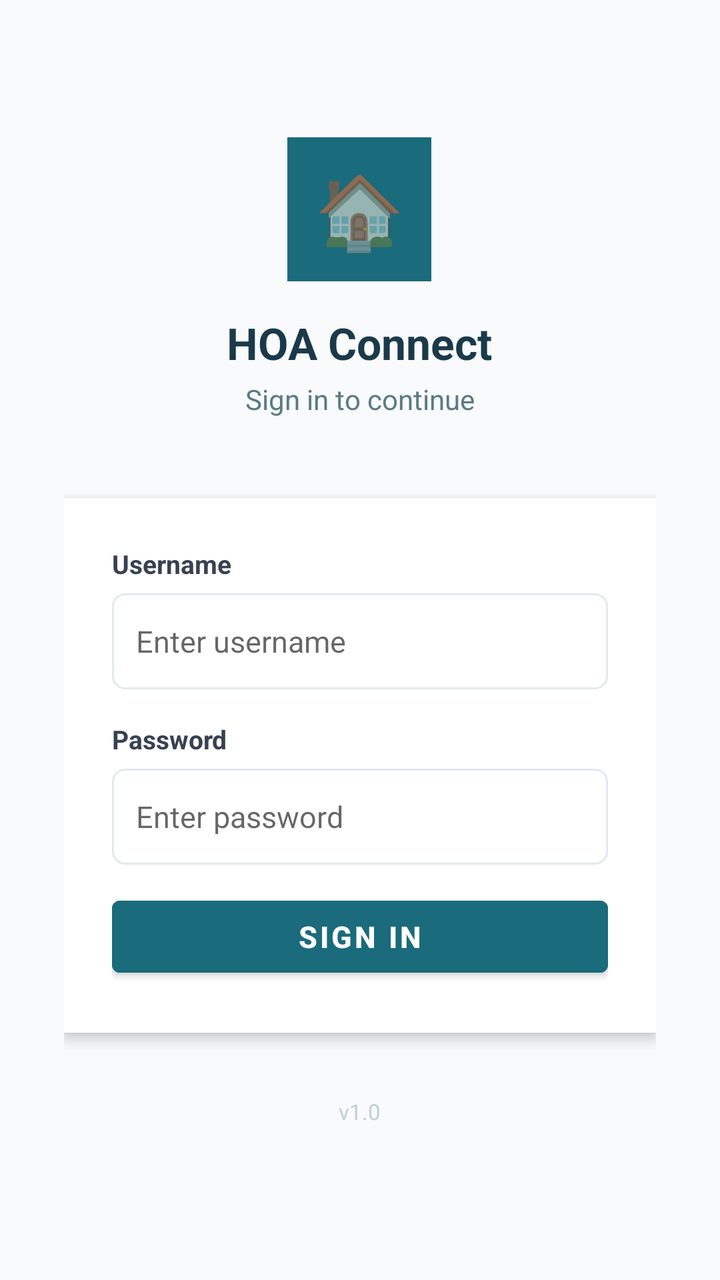
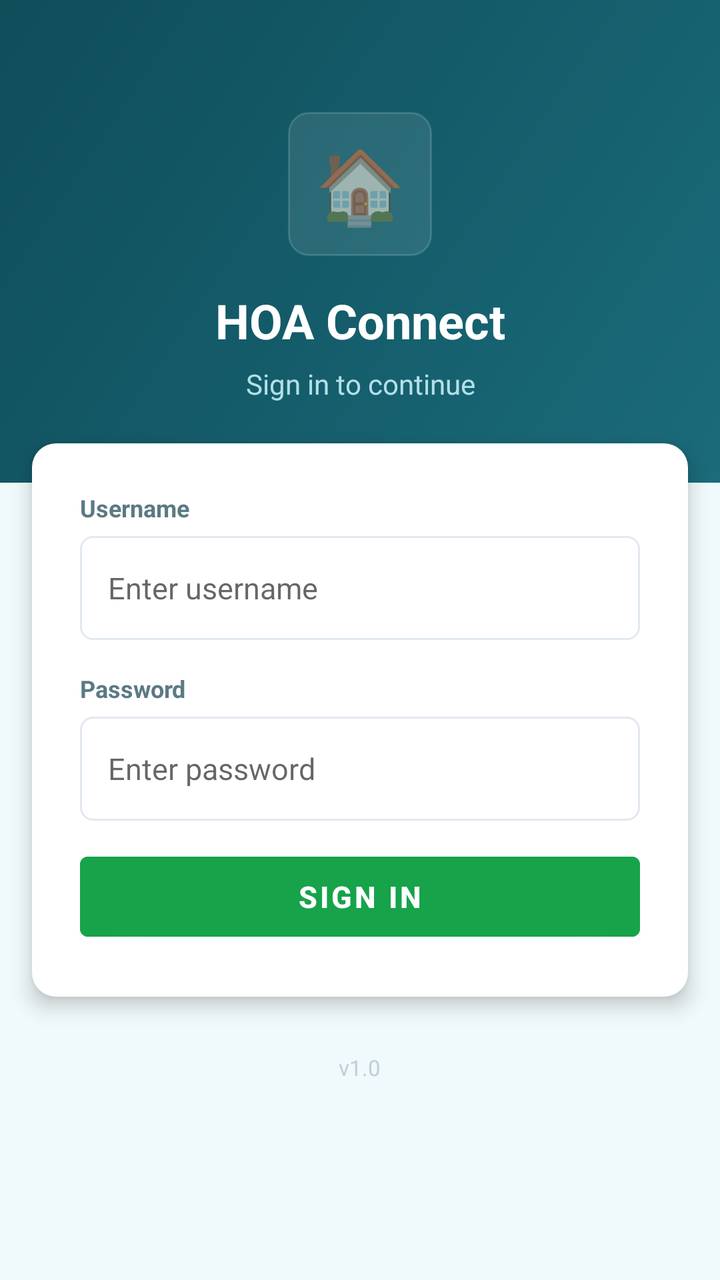

Before-and-after screenshots of an Android layout around one commit, followed by the original layout XML and the change that was made.
<!-- AndroidManifest.xml: application theme Theme.HOAPaymentChecker -->
<!-- res/layout/fragment_login.xml -->
<?xml version="1.0" encoding="utf-8"?>
<ScrollView
    xmlns:android="http://schemas.android.com/apk/res/android"
    android:layout_width="match_parent"
    android:layout_height="match_parent"
    android:fillViewport="true"
    android:background="#F8FAFC">

    <LinearLayout
        android:layout_width="match_parent"
        android:layout_height="wrap_content"
        android:orientation="vertical"
        android:gravity="center"
        android:padding="32dp"
        android:paddingTop="64dp"
        android:paddingBottom="64dp">

        
        <LinearLayout
            android:id="@+id/ll_logo"
            android:layout_width="wrap_content"
            android:layout_height="wrap_content"
            android:orientation="vertical"
            android:gravity="center"
            android:layout_marginBottom="40dp">

            <TextView
                android:layout_width="72dp"
                android:layout_height="72dp"
                android:background="#1A6B7B"
                android:text="🏠"
                android:textSize="36sp"
                android:gravity="center"
                android:layout_gravity="center"
                android:layout_marginBottom="16dp" />

            <TextView
                android:layout_width="wrap_content"
                android:layout_height="wrap_content"
                android:text="HOA Connect"
                android:textSize="22sp"
                android:textStyle="bold"
                android:textColor="#1A3A4A"
                android:gravity="center" />

            <TextView
                android:id="@+id/tv_subtitle"
                android:layout_width="wrap_content"
                android:layout_height="wrap_content"
                android:text="Sign in to continue"
                android:textSize="14sp"
                android:textColor="#5A7A84"
                android:gravity="center"
                android:layout_marginTop="4dp" />
        </LinearLayout>

        
        <LinearLayout
            android:id="@+id/ll_login_card"
            android:layout_width="match_parent"
            android:layout_height="wrap_content"
            android:orientation="vertical"
            android:background="@android:color/white"
            android:padding="24dp"
            android:elevation="4dp">

            
            <TextView
                android:layout_width="wrap_content"
                android:layout_height="wrap_content"
                android:text="Username"
                android:textSize="13sp"
                android:textStyle="bold"
                android:textColor="#374151"
                android:layout_marginBottom="6dp" />

            <EditText
                android:id="@+id/et_username"
                android:layout_width="match_parent"
                android:layout_height="48dp"
                android:background="@drawable/input_background"
                android:paddingStart="12dp"
                android:paddingEnd="12dp"
                android:hint="Enter username"
                android:textSize="15sp"
                android:inputType="text"
                android:imeOptions="actionNext"
                android:layout_marginBottom="16dp" />

            
            <TextView
                android:layout_width="wrap_content"
                android:layout_height="wrap_content"
                android:text="Password"
                android:textSize="13sp"
                android:textStyle="bold"
                android:textColor="#374151"
                android:layout_marginBottom="6dp" />

            <EditText
                android:id="@+id/et_password"
                android:layout_width="match_parent"
                android:layout_height="48dp"
                android:background="@drawable/input_background"
                android:paddingStart="12dp"
                android:paddingEnd="12dp"
                android:hint="Enter password"
                android:textSize="15sp"
                android:inputType="textPassword"
                android:imeOptions="actionDone"
                android:layout_marginBottom="8dp" />

            
            <TextView
                android:id="@+id/tv_error"
                android:layout_width="match_parent"
                android:layout_height="wrap_content"
                android:text=""
                android:textSize="13sp"
                android:textColor="#DC2626"
                android:layout_marginBottom="16dp"
                android:visibility="gone" />

            
            <Button
                android:id="@+id/btn_login"
                android:layout_width="match_parent"
                android:layout_height="48dp"
                android:text="Sign In"
                android:textSize="15sp"
                android:textStyle="bold"
                android:backgroundTint="#1A6B7B"
                android:layout_marginTop="4dp" />

        </LinearLayout>

        
        <TextView
            android:id="@+id/tv_version_tap"
            android:layout_width="wrap_content"
            android:layout_height="wrap_content"
            android:text="v1.0"
            android:textSize="11sp"
            android:textColor="#C0D0D4"
            android:layout_marginTop="24dp"
            android:padding="8dp" />

        
        <LinearLayout
            android:id="@+id/ll_demo_section"
            android:layout_width="match_parent"
            android:layout_height="wrap_content"
            android:orientation="vertical"
            android:layout_marginTop="32dp"
            android:background="#1A3A4A"
            android:padding="20dp"
            android:visibility="gone">

            <TextView
                android:layout_width="wrap_content"
                android:layout_height="wrap_content"
                android:text="TRY A DEMO ACCOUNT"
                android:textSize="11sp"
                android:textStyle="bold"
                android:textColor="#2A9DB5"
                android:letterSpacing="0.1"
                android:layout_marginBottom="4dp" />

            <TextView
                android:layout_width="wrap_content"
                android:layout_height="wrap_content"
                android:text="Explore the app without creating an account"
                android:textSize="12sp"
                android:textColor="#8AB4BC"
                android:layout_marginBottom="16dp" />

            <Button
                android:id="@+id/btn_demo_homeowner"
                android:layout_width="match_parent"
                android:layout_height="44dp"
                android:text="🏠  Demo as Homeowner"
                android:textSize="13sp"
                android:textStyle="bold"
                android:backgroundTint="#3E9142"
                android:layout_marginBottom="8dp" />

            <Button
                android:id="@+id/btn_demo_guard"
                android:layout_width="match_parent"
                android:layout_height="44dp"
                android:text="🛡️  Demo as Guard"
                android:textSize="13sp"
                android:textStyle="bold"
                android:backgroundTint="#D97706" />

        </LinearLayout>

    </LinearLayout>
</ScrollView>
<!-- resources referenced by this layout -->
<resources>
  <!-- drawable input_background (drawable) -->
  <?xml version="1.0" encoding="utf-8"?>
  <shape xmlns:android="http://schemas.android.com/apk/res/android"
      android:shape="rectangle">
      <solid android:color="#FFFFFF" />
      <stroke
          android:width="1dp"
          android:color="#E2E8F0" />
      <corners android:radius="6dp" />
  </shape>
  <style name="Theme.HOAPaymentChecker" parent="Theme.MaterialComponents.DayNight.NoActionBar">
          <item name="colorPrimary">@color/colorPrimary</item>
          <item name="colorPrimaryVariant">@color/colorPrimaryVariant</item>
          <item name="colorOnPrimary">@color/colorOnPrimary</item>
          <item name="colorSecondary">@color/colorSecondary</item>
          <item name="colorOnSecondary">@color/colorOnSecondary</item>
          <item name="android:colorBackground">@color/colorBackground</item>
          <item name="android:statusBarColor">@color/colorPrimary</item>
          <item name="android:windowLightStatusBar">false</item>
      </style>
  <color name="colorPrimary">#1A6B7B</color>
  <color name="colorPrimaryVariant">#0F4D59</color>
  <color name="colorOnPrimary">#FFFFFF</color>
  <color name="colorSecondary">#2A9DB5</color>
  <color name="colorOnSecondary">#FFFFFF</color>
  <color name="colorBackground">#F0F9FB</color>
</resources>

<!-- the commit's change to res/layout/fragment_login.xml (unified diff, before → after) -->
@@ -4,30 +4,29 @@
     android:layout_width="match_parent"
     android:layout_height="match_parent"
     android:fillViewport="true"
-    android:background="#F8FAFC">
+    android:background="#F0F9FB">
 
     <LinearLayout
         android:layout_width="match_parent"
         android:layout_height="wrap_content"
-        android:orientation="vertical"
-        android:gravity="center"
-        android:padding="32dp"
-        android:paddingTop="64dp"
-        android:paddingBottom="64dp">
+        android:orientation="vertical">
 
         
         <LinearLayout
-            android:id="@+id/ll_logo"
-            android:layout_width="wrap_content"
+            android:layout_width="match_parent"
             android:layout_height="wrap_content"
+            android:background="@drawable/gradient_header"
             android:orientation="vertical"
             android:gravity="center"
-            android:layout_marginBottom="40dp">
+            android:paddingTop="56dp"
+            android:paddingBottom="40dp"
+            android:paddingStart="32dp"
+            android:paddingEnd="32dp">
 
             <TextView
                 android:layout_width="72dp"
                 android:layout_height="72dp"
-                android:background="#1A6B7B"
+                android:background="@drawable/announcement_card_bg"
                 android:text="🏠"
                 android:textSize="36sp"
                 android:gravity="center"
@@ -38,9 +37,9 @@
                 android:layout_width="wrap_content"
                 android:layout_height="wrap_content"
                 android:text="HOA Connect"
-                android:textSize="22sp"
+                android:textSize="24sp"
                 android:textStyle="bold"
-                android:textColor="#1A3A4A"
+                android:textColor="#FFFFFF"
                 android:gravity="center" />
 
             <TextView
@@ -49,9 +48,9 @@
                 android:layout_height="wrap_content"
                 android:text="Sign in to continue"
                 android:textSize="14sp"
-                android:textColor="#5A7A84"
+                android:textColor="#B2E0E8"
                 android:gravity="center"
-                android:layout_marginTop="4dp" />
+                android:layout_marginTop="6dp" />
         </LinearLayout>
 
         
@@ -60,57 +59,57 @@
             android:layout_width="match_parent"
             android:layout_height="wrap_content"
             android:orientation="vertical"
-            android:background="@android:color/white"
+            android:background="@drawable/rounded_card"
             android:padding="24dp"
-            android:elevation="4dp">
+            android:layout_marginStart="16dp"
+            android:layout_marginEnd="16dp"
+            android:layout_marginTop="-20dp"
+            android:elevation="6dp">
 
-            
             <TextView
                 android:layout_width="wrap_content"
                 android:layout_height="wrap_content"
                 android:text="Username"
-                android:textSize="13sp"
+                android:textSize="12sp"
                 android:textStyle="bold"
-                android:textColor="#374151"
+                android:textColor="#5A7A84"
                 android:layout_marginBottom="6dp" />
 
             <EditText
                 android:id="@+id/et_username"
                 android:layout_width="match_parent"
-                android:layout_height="48dp"
+                android:layout_height="52dp"
                 android:background="@drawable/input_background"
-                android:paddingStart="12dp"
-                android:paddingEnd="12dp"
+                android:paddingStart="14dp"
+                android:paddingEnd="14dp"
                 android:hint="Enter username"
                 android:textSize="15sp"
                 android:inputType="text"
                 android:imeOptions="actionNext"
                 android:layout_marginBottom="16dp" />
 
-            
             <TextView
                 android:layout_width="wrap_content"
                 android:layout_height="wrap_content"
                 android:text="Password"
-                android:textSize="13sp"
+                android:textSize="12sp"
                 android:textStyle="bold"
-                android:textColor="#374151"
+                android:textColor="#5A7A84"
                 android:layout_marginBottom="6dp" />
 
             <EditText
                 android:id="@+id/et_password"
                 android:layout_width="match_parent"
-                android:layout_height="48dp"
+                android:layout_height="52dp"
                 android:background="@drawable/input_background"
-                android:paddingStart="12dp"
-                android:paddingEnd="12dp"
+                android:paddingStart="14dp"
+                android:paddingEnd="14dp"
                 android:hint="Enter password"
                 android:textSize="15sp"
                 android:inputType="textPassword"
                 android:imeOptions="actionDone"
                 android:layout_marginBottom="8dp" />
 
-            
             <TextView
                 android:id="@+id/tv_error"
                 android:layout_width="match_parent"
@@ -118,23 +117,21 @@
                 android:text=""
                 android:textSize="13sp"
                 android:textColor="#DC2626"
-                android:layout_marginBottom="16dp"
+                android:layout_marginBottom="12dp"
                 android:visibility="gone" />
 
-            
             <Button
                 android:id="@+id/btn_login"
                 android:layout_width="match_parent"
-                android:layout_height="48dp"
+                android:layout_height="52dp"
                 android:text="Sign In"
                 android:textSize="15sp"
                 android:textStyle="bold"
-                android:backgroundTint="#1A6B7B"
+                android:backgroundTint="#16A34A"
                 android:layout_marginTop="4dp" />
 
         </LinearLayout>
 
-        
         <TextView
             android:id="@+id/tv_version_tap"
             android:layout_width="wrap_content"
@@ -142,17 +139,20 @@
             android:text="v1.0"
             android:textSize="11sp"
             android:textColor="#C0D0D4"
-            android:layout_marginTop="24dp"
+            android:layout_marginTop="20dp"
+            android:layout_gravity="center_horizontal"
             android:padding="8dp" />
 
-        
         <LinearLayout
             android:id="@+id/ll_demo_section"
             android:layout_width="match_parent"
             android:layout_height="wrap_content"
             android:orientation="vertical"
-            android:layout_marginTop="32dp"
-            android:background="#1A3A4A"
+            android:layout_marginTop="8dp"
+            android:layout_marginStart="16dp"
+            android:layout_marginEnd="16dp"
+            android:layout_marginBottom="32dp"
+            android:background="@drawable/rounded_card"
             android:padding="20dp"
             android:visibility="gone">
 
@@ -171,14 +171,14 @@
                 android:layout_height="wrap_content"
                 android:text="Explore the app without creating an account"
                 android:textSize="12sp"
-                android:textColor="#8AB4BC"
+                android:textColor="#5A7A84"
                 android:layout_marginBottom="16dp" />
 
             <Button
                 android:id="@+id/btn_demo_homeowner"
                 android:layout_width="match_parent"
-                android:layout_height="44dp"
-                android:text="🏠  Demo as Homeowner"
+                android:layout_height="48dp"
+                android:text="Demo as Homeowner"
                 android:textSize="13sp"
                 android:textStyle="bold"
                 android:backgroundTint="#3E9142"
@@ -187,8 +187,8 @@
             <Button
                 android:id="@+id/btn_demo_guard"
                 android:layout_width="match_parent"
-                android:layout_height="44dp"
-                android:text="🛡️  Demo as Guard"
+                android:layout_height="48dp"
+                android:text="Demo as Guard"
                 android:textSize="13sp"
                 android:textStyle="bold"
                 android:backgroundTint="#D97706" />
<!-- resource entries referenced after the edit -->
@@ -1,5 +1,21 @@
 <!-- resources referenced by this layout -->
 <resources>
+  <!-- drawable announcement_card_bg (drawable) -->
+  <?xml version="1.0" encoding="utf-8"?>
+  <shape xmlns:android="http://schemas.android.com/apk/res/android">
+      <solid android:color="#19FFFFFF" />
+      <stroke android:width="1dp" android:color="#26FFFFFF" />
+      <corners android:radius="10dp" />
+  </shape>
+  <!-- drawable gradient_header (drawable) -->
+  <?xml version="1.0" encoding="utf-8"?>
+  <shape xmlns:android="http://schemas.android.com/apk/res/android">
+      <gradient
+          android:type="linear"
+          android:angle="135"
+          android:startColor="#1A6B7B"
+          android:endColor="#0F4D59" />
+  </shape>
   <!-- drawable input_background (drawable) -->
   <?xml version="1.0" encoding="utf-8"?>
   <shape xmlns:android="http://schemas.android.com/apk/res/android"
@@ -9,6 +25,12 @@
           android:width="1dp"
           android:color="#E2E8F0" />
       <corners android:radius="6dp" />
+  </shape>
+  <!-- drawable rounded_card (drawable) -->
+  <?xml version="1.0" encoding="utf-8"?>
+  <shape xmlns:android="http://schemas.android.com/apk/res/android">
+      <solid android:color="#FFFFFF" />
+      <corners android:radius="12dp" />
   </shape>
   <style name="Theme.HOAPaymentChecker" parent="Theme.MaterialComponents.DayNight.NoActionBar">
           <item name="colorPrimary">@color/colorPrimary</item>
